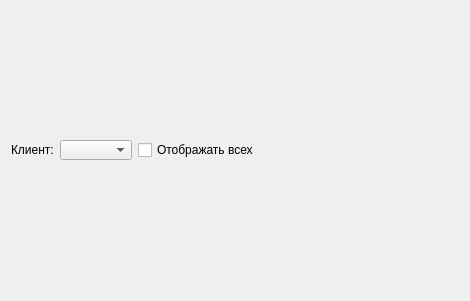
The window that usereditor/userstabwidget.ui (QtWorks/VirtualClientDialogEditor) describes before a commit, drawn with Qt 5.
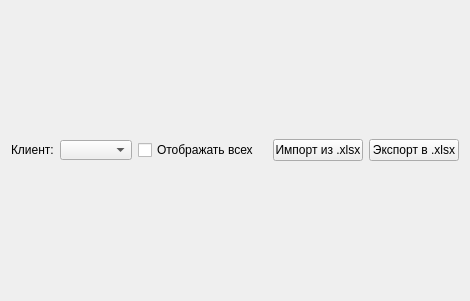
The same window after the commit.

Commit message: Added an ability to export/import users to/from xlsx document

```diff
--- a/usereditor/userstabwidget.ui
+++ b/usereditor/userstabwidget.ui
@@ -59,6 +59,35 @@
        </property>
       </spacer>
      </item>
+     <item>
+      <widget class="QPushButton" name="importFromXlsxButton">
+       <property name="minimumSize">
+        <size>
+         <width>90</width>
+         <height>0</height>
+        </size>
+       </property>
+       <property name="text">
+        <string>Импорт из .xlsx</string>
+       </property>
+      </widget>
+     </item>
+     <item>
+      <widget class="QPushButton" name="exportToXlsxButton">
+       <property name="minimumSize">
+        <size>
+         <width>90</width>
+         <height>0</height>
+        </size>
+       </property>
+       <property name="toolTip">
+        <string/>
+       </property>
+       <property name="text">
+        <string>Экспорт в .xlsx</string>
+       </property>
+      </widget>
+     </item>
     </layout>
    </item>
   </layout>
```
The commit also changes 94 other files.
